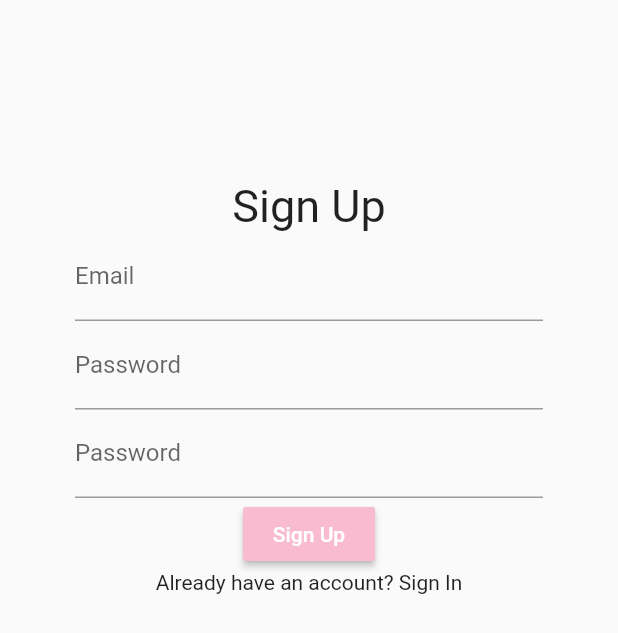
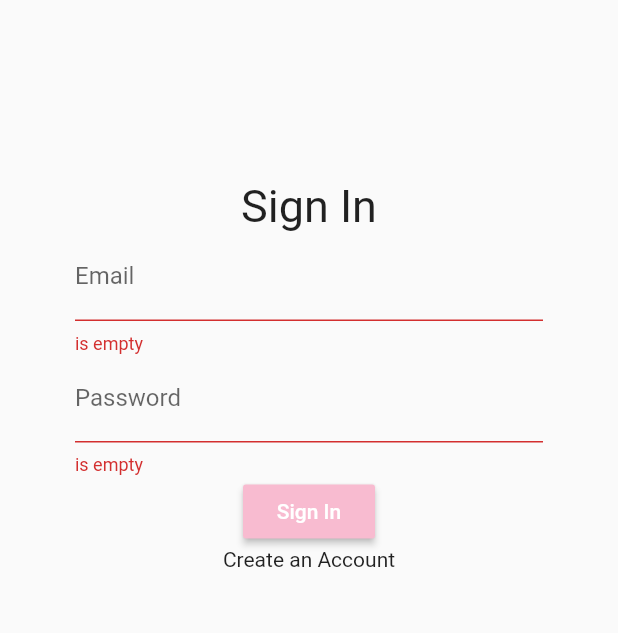
Before and after one commit to littlemisst/dsc-solution-challenge, a Flutter app: the SignIn screen opened directly, after a tap on "Sign In", after a tap on "Create an Account", on a phone screen of 412 x 824 dp. Shown: the top 633 px of the screen. Run offline on Flutter 3.47's test engine with Material 2 defaults, Android fonts, the phone set to English and light mode, and no system bars; our stand-ins replace charts_flutter, cloud_firestore, datetime_picker_formfield, firebase_auth, firebase_storage, flutter_speed_dial and 5 more; missing offline and left inert: flutter_scale, multi_page_form; accounts and stored records are empty; generated files the repository leaves out were written again.

Commit message:
fix sign up bug

```diff
--- a/lib/routes/authentication_wrapper.dart
+++ b/lib/routes/authentication_wrapper.dart
@@ -1,8 +1,7 @@
 import 'package:flutter/material.dart';
 import 'package:me_daily/model/user.dart';
 import 'package:me_daily/pages/homePage.dart';
-import 'package:me_daily/updated-pages/authentication/sign_in_page.dart';
-import 'package:me_daily/updated-pages/authentication/sign_up_page.dart';
+import 'package:me_daily/updated-pages/authentication/authentication_page.dart';
 import 'package:provider/provider.dart';
 
 
@@ -11,6 +10,6 @@ class AuthenticationWrapper extends StatelessWidget {
   Widget build(BuildContext context) {
     final user = Provider.of<User>(context);
 
-    return user == null ? SignIn() : HomePage();
+    return user == null ? AuthenticationPage() : HomePage();
   }
 }
--- a/lib/updated-pages/authentication/sign_up_page.dart
+++ b/lib/updated-pages/authentication/sign_in_form.dart
@@ -1,12 +1,16 @@
 import 'package:flutter/material.dart';
 import 'package:me_daily/services/firebase_authentication_service.dart';
 
-class SignUp extends StatefulWidget {
+class SignIn extends StatefulWidget {
+  final toggleBetweenForms;
+
+  SignIn({this.toggleBetweenForms});
+
   @override
-  _SignUpState createState() => _SignUpState();
+  _SignInState createState() => _SignInState();
 }
 
-class _SignUpState extends State<SignUp> {
+class _SignInState extends State<SignIn> {
   final _formKey = GlobalKey<FormState>();
   final _firebaseAuth = FirebaseAuthentication();
   final _passwordController = TextEditingController();
@@ -49,19 +53,6 @@ class _SignUpState extends State<SignUp> {
         });
   }
 
-  Widget _buildConfirmPasswordField() {
-    return TextFormField(
-      decoration: InputDecoration(labelText: 'Password'),
-      obscureText: true,
-      validator: (String value) {
-        if (_passwordController.text != value) {
-          return 'Password did not match';
-        }
-        return null;
-      },
-    );
-  }
-
   @override
   Widget build(BuildContext context) {
     return Scaffold(
@@ -72,27 +63,26 @@ class _SignUpState extends State<SignUp> {
             child: Column(
               children: <Widget>[
                 Text(
-                  'Sign Up',
+                  'Sign In',
                   textAlign: TextAlign.center,
                   style: TextStyle(fontSize: 30),
                 ),
                 _buildEmailField(),
                 _buildPasswordField(),
-                _buildConfirmPasswordField(),
                 RaisedButton(
                     textColor: Colors.white,
                     color: Colors.pink[100],
-                    child: Text('Sign Up'),
+                    child: Text('Sign In'),
                     onPressed: () async {
                       if (_formKey.currentState.validate()) {
-                        _firebaseAuth.signUpWithEmailAndPassword(
+                        _firebaseAuth.signInWithEmailAndPassword(
                             email, password);
                       }
                     }),
                 InkWell(
-                  child: Text('Already have an account? Sign In'),
+                  child: Text('Create an Account'),
                   onTap: () {
-                    Navigator.pop(context);
+                    widget.toggleBetweenForms();
                   },
                 )
               ],
--- a/lib/updated-pages/authentication/sign_in_page.dart
+++ b/lib/updated-pages/authentication/sign_up_form.dart
@@ -1,14 +1,16 @@
 import 'package:flutter/material.dart';
-import 'package:me_daily/common-widgets/loader.dart';
 import 'package:me_daily/services/firebase_authentication_service.dart';
-import 'package:me_daily/updated-pages/authentication/sign_up_page.dart';
 
-class SignIn extends StatefulWidget {
+class SignUp extends StatefulWidget {
+  final toggleBetweenForms;
+
+  SignUp({this.toggleBetweenForms});
+
   @override
-  _SignInState createState() => _SignInState();
+  _SignUpState createState() => _SignUpState();
 }
 
-class _SignInState extends State<SignIn> {
+class _SignUpState extends State<SignUp> {
   final _formKey = GlobalKey<FormState>();
   final _firebaseAuth = FirebaseAuthentication();
   final _passwordController = TextEditingController();
@@ -51,6 +53,19 @@ class _SignInState extends State<SignIn> {
         });
   }
 
+  Widget _buildConfirmPasswordField() {
+    return TextFormField(
+      decoration: InputDecoration(labelText: 'Password'),
+      obscureText: true,
+      validator: (String value) {
+        if (_passwordController.text != value) {
+          return 'Password did not match';
+        }
+        return null;
+      },
+    );
+  }
+
   @override
   Widget build(BuildContext context) {
     return Scaffold(
@@ -61,29 +76,27 @@ class _SignInState extends State<SignIn> {
             child: Column(
               children: <Widget>[
                 Text(
-                  'Sign In',
+                  'Sign Up',
                   textAlign: TextAlign.center,
                   style: TextStyle(fontSize: 30),
                 ),
                 _buildEmailField(),
                 _buildPasswordField(),
+                _buildConfirmPasswordField(),
                 RaisedButton(
                     textColor: Colors.white,
                     color: Colors.pink[100],
-                    child: Text('Sign In'),
+                    child: Text('Sign Up'),
                     onPressed: () async {
                       if (_formKey.currentState.validate()) {
-                        _firebaseAuth.signInWithEmailAndPassword(
+                        _firebaseAuth.signUpWithEmailAndPassword(
                             email, password);
                       }
                     }),
                 InkWell(
-                  child: Text('Create an Account'),
+                  child: Text('Already have an account? Sign In'),
                   onTap: () {
-                    Navigator.push(
-                      context,
-                      MaterialPageRoute(builder: (context) => SignUp()),
-                    );
+                    widget.toggleBetweenForms();
                   },
                 )
               ],
```
Also changed, not shown: lib/updated-pages/authentication/authentication_page.dart (added, +22 -0 lines), lib/updated-pages/authentication/authentication_widgets.dart (deleted, +0 -55 lines).
